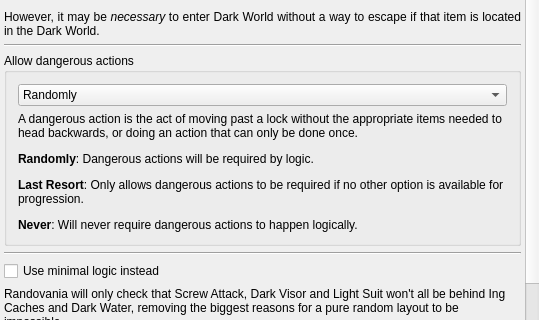
First picture: the form in randovania/gui/ui_files/preset_trick_level.ui, repository randovania/randovania, before the edit; both pictures show x 0 to 539 and y 106 to 426 of the 539 by 516 pixel window.
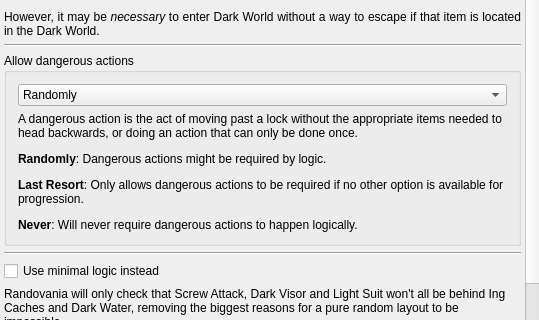
Second picture: the form after the edit.

Commit message: Adjust dangerous actions description

```diff
--- a/randovania/gui/ui_files/preset_trick_level.ui
+++ b/randovania/gui/ui_files/preset_trick_level.ui
@@ -49,8 +49,8 @@
         <rect>
          <x>0</x>
          <y>0</y>
-         <width>539</width>
-         <height>516</height>
+         <width>525</width>
+         <height>724</height>
         </rect>
        </property>
        <layout class="QVBoxLayout" name="trick_level_layout">
@@ -114,7 +114,7 @@
            <item>
             <widget class="QLabel" name="cutscene_label">
              <property name="text">
-              <string>&lt;html&gt;&lt;head/&gt;&lt;body&gt;&lt;p&gt; A dangerous action is the act of moving past a lock without the appropriate items needed to head backwards, or doing an action that can only be done once.&lt;/p&gt;&lt;p&gt;&lt;span style=&quot; font-weight:600;&quot;&gt;Randomly&lt;/span&gt;: Dangerous actions will be required by logic.&lt;/p&gt;&lt;p&gt;&lt;span style=&quot; font-weight:600;&quot;&gt;Last Resort&lt;/span&gt;: Only allows dangerous actions to be required if no other option is available for progression.&lt;/p&gt;&lt;p&gt;&lt;span style=&quot; font-weight:600;&quot;&gt;Never&lt;/span&gt;: Will never require dangerous actions to happen logically.&lt;/p&gt;&lt;/body&gt;&lt;/html&gt;</string>
+              <string>&lt;html&gt;&lt;head/&gt;&lt;body&gt;&lt;p&gt;A dangerous action is the act of moving past a lock without the appropriate items needed to head backwards, or doing an action that can only be done once.&lt;/p&gt;&lt;p&gt;&lt;span style=&quot; font-weight:600;&quot;&gt;Randomly&lt;/span&gt;: Dangerous actions might be required by logic.&lt;/p&gt;&lt;p&gt;&lt;span style=&quot; font-weight:600;&quot;&gt;Last Resort&lt;/span&gt;: Only allows dangerous actions to be required if no other option is available for progression.&lt;/p&gt;&lt;p&gt;&lt;span style=&quot; font-weight:600;&quot;&gt;Never&lt;/span&gt;: Will never require dangerous actions to happen logically.&lt;/p&gt;&lt;/body&gt;&lt;/html&gt;</string>
              </property>
              <property name="wordWrap">
               <bool>true</bool>
```
